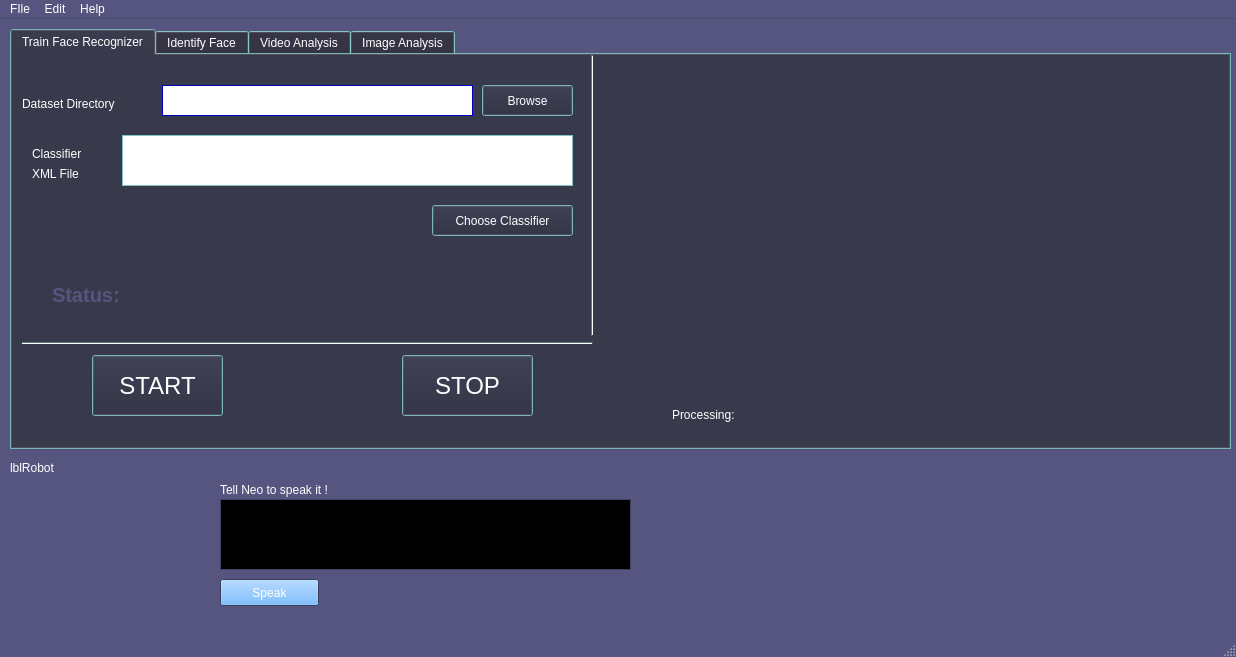
First picture: the form in app.ui, repository stoic1979/robovision, before the edit.
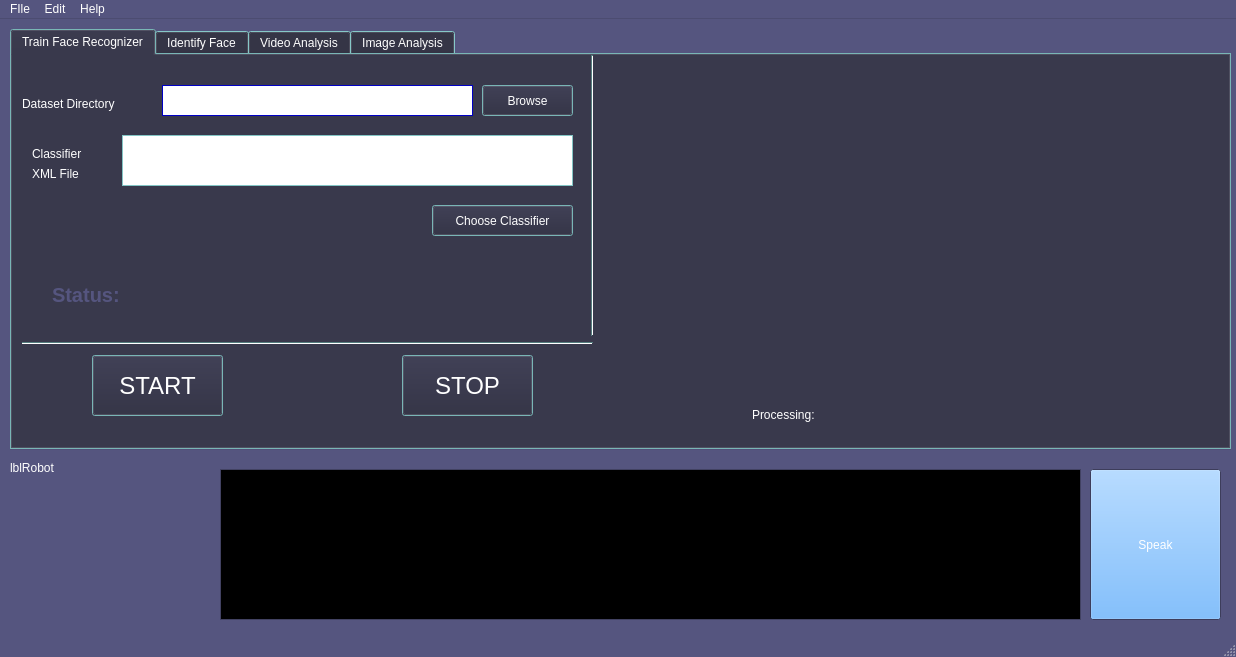
Second picture: the form after the edit.

What changed in the file:
```diff
--- a/app.ui
+++ b/app.ui
@@ -1493,7 +1493,7 @@
      <widget class="QLabel" name="lblFaceTrainerCurImg">
       <property name="geometry">
        <rect>
-        <x>660</x>
+        <x>740</x>
         <y>350</y>
         <width>381</width>
         <height>20</height>
@@ -1727,7 +1727,7 @@
      <widget class="QWidget" name="horizontalLayoutWidget_4">
       <property name="geometry">
        <rect>
-        <x>590</x>
+        <x>690</x>
         <y>10</y>
         <width>421</width>
         <height>331</height>
@@ -3332,36 +3332,23 @@
      <string>lblRobot</string>
     </property>
    </widget>
-   <widget class="QLabel" name="label_15">
-    <property name="geometry">
-     <rect>
-      <x>220</x>
-      <y>460</y>
-      <width>151</width>
-      <height>21</height>
-     </rect>
-    </property>
-    <property name="text">
-     <string>Tell Neo to speak it !</string>
-    </property>
-   </widget>
    <widget class="QTextEdit" name="teTalk">
     <property name="geometry">
      <rect>
       <x>220</x>
-      <y>480</y>
-      <width>411</width>
-      <height>71</height>
+      <y>450</y>
+      <width>861</width>
+      <height>151</height>
      </rect>
     </property>
    </widget>
    <widget class="QPushButton" name="btnTalk">
     <property name="geometry">
      <rect>
-      <x>220</x>
-      <y>560</y>
-      <width>99</width>
-      <height>27</height>
+      <x>1090</x>
+      <y>450</y>
+      <width>131</width>
+      <height>151</height>
      </rect>
     </property>
     <property name="text">
```
